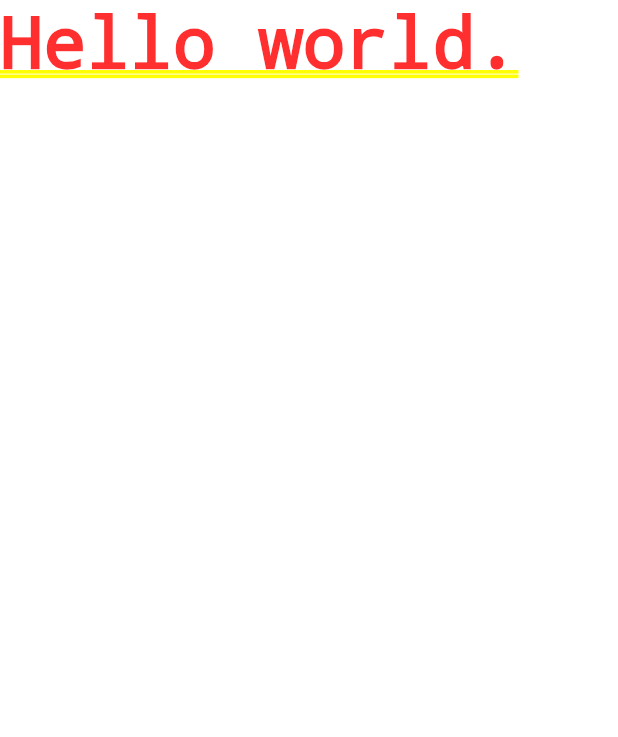
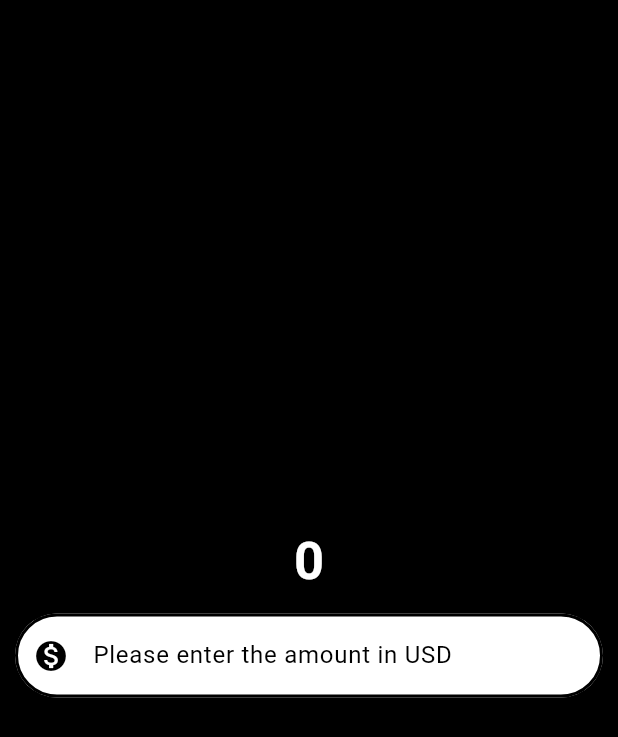
Before and after one commit to Josephus-git/currency_converter, a Flutter app: the screen it shows after launch, on a phone screen of 412 x 824 dp. Shown: the top 737 px of the screen. Run offline on Flutter 3.47's test engine with Material 3 defaults, Android fonts, the phone set to English and light mode, and no system bars.

Commit message:
added currency converter

```diff
--- /dev/null
+++ b/lib/currency_converter_main_page.dart
@@ -0,0 +1,49 @@
+import 'package:flutter/material.dart';
+
+class CurrencyConverterMaterialPage extends StatelessWidget {
+  const CurrencyConverterMaterialPage({super.key});
+
+  @override
+  Widget build(BuildContext context) {
+    final border = OutlineInputBorder(
+      borderSide: BorderSide(width: 2.0, style: BorderStyle.solid),
+      borderRadius: BorderRadius.all(Radius.circular(60)),
+    );
+    return Scaffold(
+      backgroundColor: Colors.black,
+      body: Center(
+        child: Column(
+          mainAxisAlignment: MainAxisAlignment.center,
+          crossAxisAlignment: CrossAxisAlignment.center,
+          children: [
+            Text(
+              '0',
+              style: TextStyle(
+                fontSize: 35,
+                fontWeight: FontWeight.bold,
+                color: Color.fromARGB(255, 255, 255, 255),
+              ),
+            ),
+            Padding(
+              padding: const EdgeInsets.all(10),
+              child: TextField(
+                style: TextStyle(color: Colors.black),
+                decoration: InputDecoration(
+                  hintText: 'Please enter the amount in USD',
+                  hintStyle: TextStyle(color: Colors.black),
+                  prefixIcon: Icon(Icons.monetization_on),
+                  prefixIconColor: Colors.black,
+                  filled: true,
+                  fillColor: Colors.white,
+                  focusedBorder: border,
+                  enabledBorder: border,
+                ),
+                keyboardType: TextInputType.numberWithOptions(decimal: true),
+              ),
+            ),
+          ],
+        ),
+      ),
+    );
+  }
+}
--- a/lib/main.dart
+++ b/lib/main.dart
@@ -1,3 +1,4 @@
+import 'package:currency_converter/currency_converter_main_page.dart';
 import 'package:flutter/material.dart';
 
 void main() {
@@ -9,6 +10,6 @@ class MyApp extends StatelessWidget {
 
   @override
   Widget build(BuildContext context) {
-    return MaterialApp(home: Text('Hello world.'));
+    return MaterialApp(home: CurrencyConverterMaterialPage());
   }
 }
```
